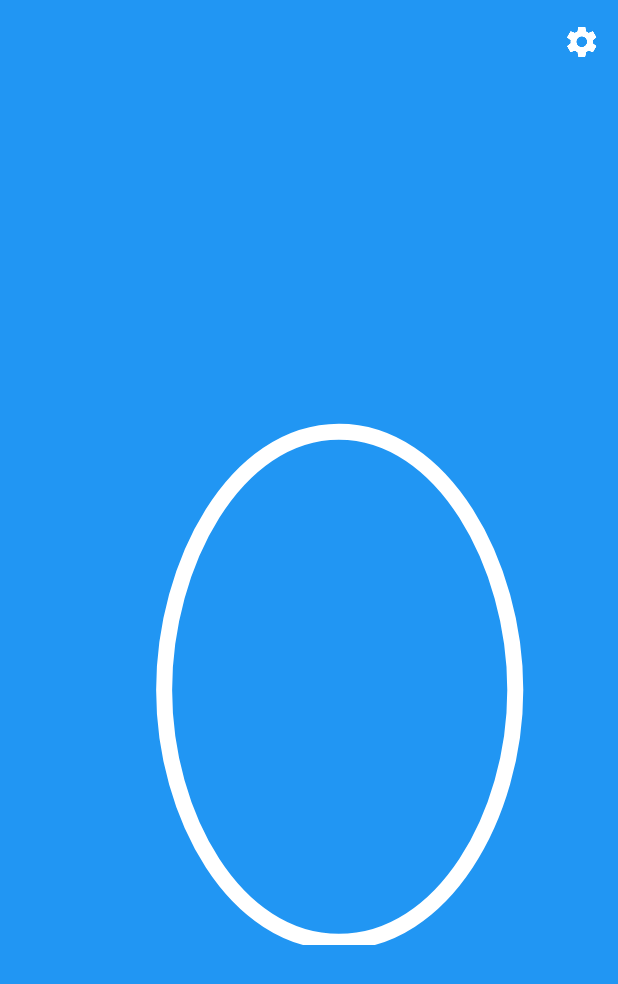
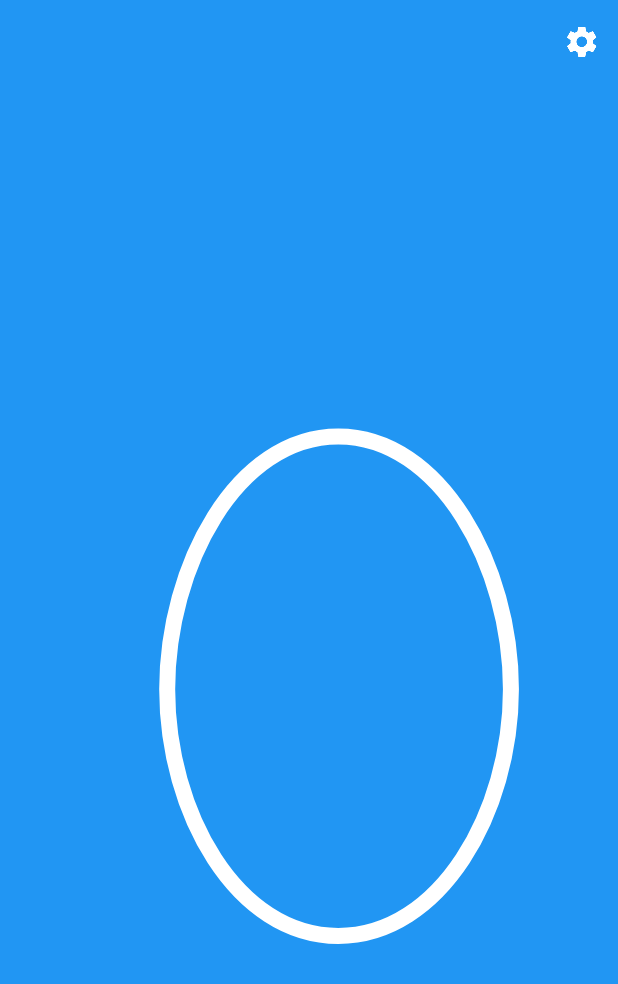
Before and after one commit to moezbhatti/qk-count, an Android app: the screen it shows after launch (MainActivity), on a phone screen of 412 x 824 dp. Shown: the top 984 px of the screen. Run offline under Robolectric (Android 15) with nearby library versions, the phone set to English and light mode, and no system bars.

Commit message:
Fix clipping issues

```diff
--- a/app/src/main/java/com/moezbhatti/counter/view/CounterView.java
+++ b/app/src/main/java/com/moezbhatti/counter/view/CounterView.java
@@ -3,6 +3,7 @@ package com.moezbhatti.counter.view;
 import android.content.Context;
 import android.util.AttributeSet;
 import android.view.Gravity;
+import android.view.View;
 import android.view.ViewGroup;
 import android.widget.LinearLayout;
 import android.widget.Toast;
@@ -83,7 +84,7 @@ public class CounterView extends LinearLayout {
                 to = digits[i];
             }
 
-            ((TimelyView) getChildAt(i)).animate(from, to).start();
+            ((TimelyView) getChildAt(i).findViewById(R.id.digit)).animate(from, to).start();
         }
     }
 
@@ -105,7 +106,7 @@ public class CounterView extends LinearLayout {
             int from = digitsStart[i];
             int to = digits[i];
 
-            ((TimelyView) getChildAt(i)).animate(from, to).start();
+            ((TimelyView) getChildAt(i).findViewById(R.id.digit)).animate(from, to).start();
         }
     }
 
@@ -121,13 +122,14 @@ public class CounterView extends LinearLayout {
     }
 
     private void addDigit() {
-        LayoutParams lp = new LayoutParams(192, ViewGroup.LayoutParams.WRAP_CONTENT, 1f);
+        LayoutParams lp = new LayoutParams(ViewGroup.LayoutParams.WRAP_CONTENT, ViewGroup.LayoutParams.WRAP_CONTENT, 1f);
 
-        TimelyView timelyView = (TimelyView) inflate(getContext(), R.layout.digit, null);
+        View view = inflate(getContext(), R.layout.digit, null);
+        view.setLayoutParams(lp);
+        TimelyView timelyView = (TimelyView) view.findViewById(R.id.digit);
         timelyView.animate(0).setDuration(0).start();
-        timelyView.setLayoutParams(lp);
 
-        addView(timelyView);
+        addView(view);
     }
 
     public int getCount() {
--- a/app/src/main/res/layout/digit.xml
+++ b/app/src/main/res/layout/digit.xml
@@ -1,9 +1,14 @@
 <?xml version="1.0" encoding="utf-8"?>
+<FrameLayout xmlns:android="http://schemas.android.com/apk/res/android"
+    android:layout_width="wrap_content"
+    android:layout_height="wrap_content"
+    android:padding="4dp"
+    android:clipChildren="false"
+    android:clipToPadding="false">
 
-<com.github.adnansm.timelytextview.TimelyView
-    android:id="@+id/digit"
-    xmlns:android="http://schemas.android.com/apk/res/android"
-    android:layout_width="64dp"
-    android:layout_height="64dp"
-    android:layout_gravity="center"
-    android:padding="4dp" />
+    <com.github.adnansm.timelytextview.TimelyView
+        android:id="@+id/digit"
+        android:layout_width="match_parent"
+        android:layout_height="match_parent"
+        android:layout_gravity="center" />
+</FrameLayout>
```
